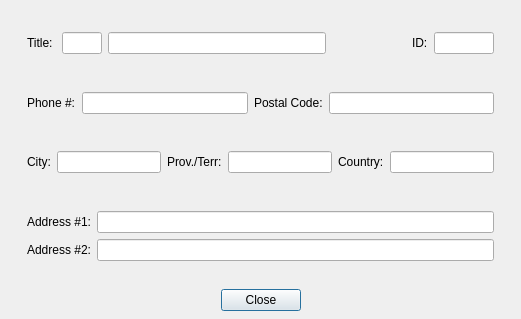
The window that interface/clientdetaildialog.ui (ArclightEntertainment/arclight-placeholder) describes before a commit, drawn with Qt 5.
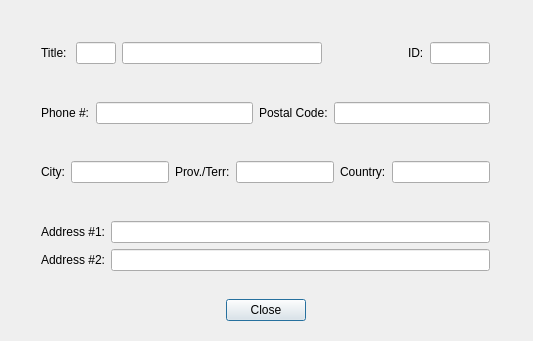
The same window after the commit.

Commit message: Amended Spacing in Detailed UI

What changed in the file:
```diff
--- a/interface/clientdetaildialog.ui
+++ b/interface/clientdetaildialog.ui
@@ -6,8 +6,8 @@
    <rect>
     <x>0</x>
     <y>0</y>
-    <width>521</width>
-    <height>319</height>
+    <width>533</width>
+    <height>341</height>
    </rect>
   </property>
   <property name="windowTitle">
@@ -16,9 +16,9 @@
   <widget class="QWidget" name="horizontalLayoutWidget_3">
    <property name="geometry">
     <rect>
-     <x>0</x>
-     <y>0</y>
-     <width>521</width>
+     <x>30</x>
+     <y>10</y>
+     <width>471</width>
      <height>311</height>
     </rect>
    </property>
```
